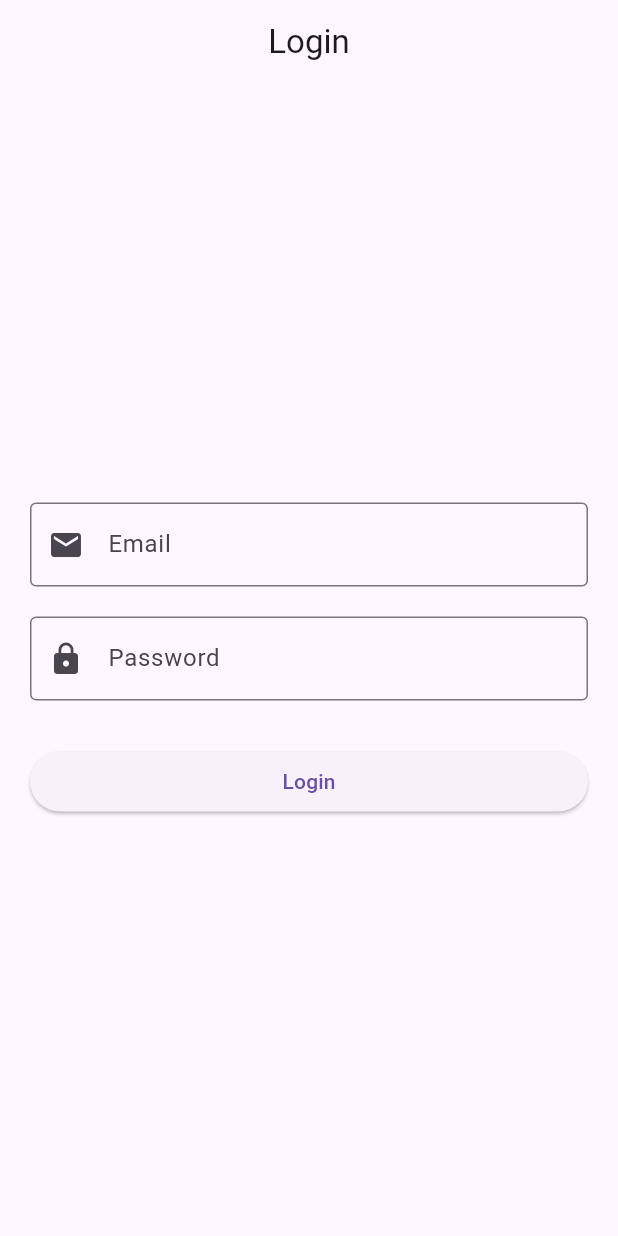
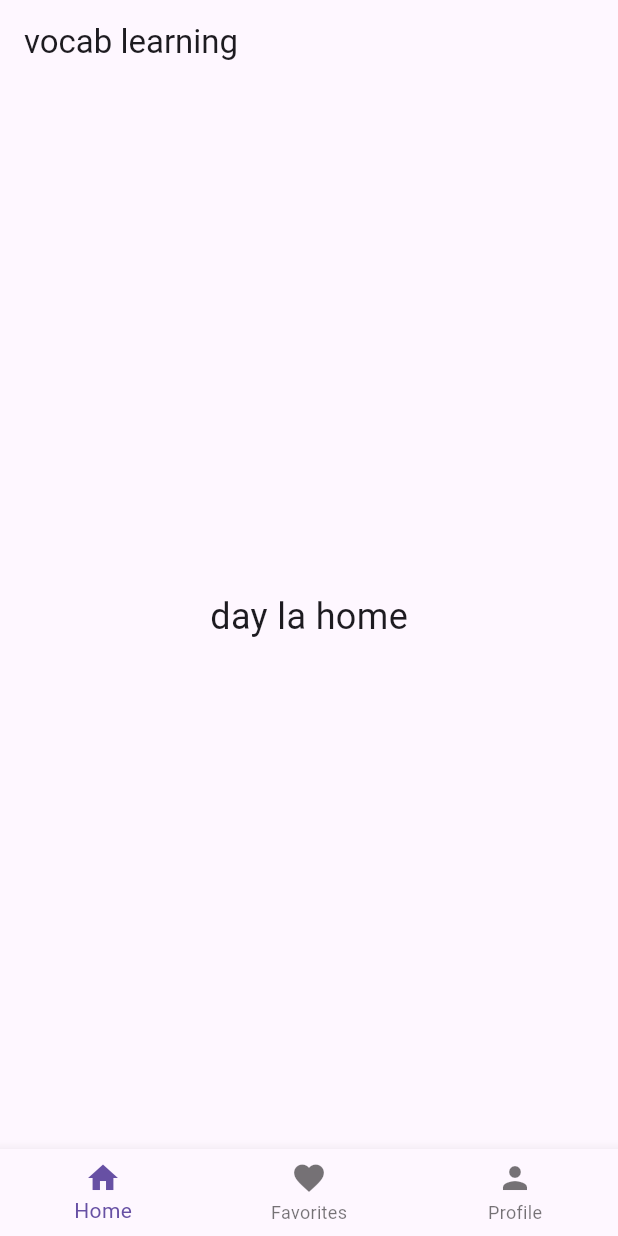
Before and after one commit to khoa20061702/2025_2026_2_3_LTTBDD_N01_Nhom_15, a Flutter app: the screen it shows after launch, after a tap on "Login", on a phone screen of 412 x 824 dp. Run offline on Flutter 3.47's test engine with Material 3 defaults, Android fonts, the phone set to English and light mode, and no system bars.

Commit message:
them man hinh chinh

```diff
--- /dev/null
+++ b/lib/Screens/home_screen.dart
@@ -0,0 +1,14 @@
+import 'package:flutter/material.dart';
+
+class HomeScreen extends StatelessWidget{
+  const HomeScreen({super.key});
+
+  @override
+  Widget build(BuildContext context){
+    return const Center(
+      child:Text('day la home',
+      style:TextStyle(fontSize:24),
+      )
+    );
+  }
+}
--- a/lib/Screens/login_screen.dart
+++ b/lib/Screens/login_screen.dart
@@ -1,52 +1,61 @@
 import 'package:flutter/material.dart';
+import 'main_screen.dart';
 
 class LoginScreen extends StatefulWidget {
   const LoginScreen({super.key});
 
   @override
-  State<LoginScreen> createState() => _LoginScreenState();
+  State<LoginScreen> createState() =>_LoginScreenState();
 }
 
-class _LoginScreenState extends State<LoginScreen> {
+class _LoginScreenState extends State<LoginScreen>{
   @override
-  Widget build(BuildContext context) {
+  Widget build(BuildContext context){
     return Scaffold(
-      appBar: AppBar(
+      appBar:AppBar(
         title: const Text('Login'),
-        centerTitle: true,
+        centerTitle:true,
       ),
       body: Padding(
         padding: const EdgeInsets.all(20),
         child: Column(
-          mainAxisAlignment: MainAxisAlignment.center,
+          mainAxisAlignment:MainAxisAlignment.center,
           children: [
             TextField(
-              decoration: InputDecoration(
-                labelText: 'Email',
-                border: OutlineInputBorder(),
+              decoration:InputDecoration(
+                labelText:'email',
+                border:OutlineInputBorder(),
                 prefixIcon: Icon(Icons.email),
-              ),
+              )
             ),
-            SizedBox(height: 20),
+            SizedBox(height:20),
             TextField(
-              obscureText: true,
-              decoration: InputDecoration(
-                labelText: 'Password',
-                border: OutlineInputBorder(),
-                prefixIcon: Icon(Icons.lock),
-              ),
+              obscureText:true,
+              decoration:InputDecoration(
+                labelText:'password',
+                border:OutlineInputBorder(),
+                prefixIcon:Icon(Icons.lock),
+              )
             ),
             SizedBox(height: 30),
             SizedBox(
-              width: double.infinity,
-              child: ElevatedButton(
-                onPressed: () {},
-                child: Text('Login'),
-              ),
-            ),
-          ],
-        ),
-      ),
+              width:double.infinity,
+              child:ElevatedButton(
+                onPressed:(){
+                  Navigator.pushReplacement(
+                    context,
+                    MaterialPageRoute(
+                      builder:(_) => const MainScreen(),
+                    ),
+                  );
+                },
+                child:Text('Login'),
+              )
+            )
+          ]
+        )
+      )
     );
   }
+
 }
--- /dev/null
+++ b/lib/Screens/main_screen.dart
@@ -0,0 +1,52 @@
+import 'package:flutter/material.dart';
+import 'favorites_screen.dart';
+import 'home_screen.dart';
+import 'profile_screen.dart';
+
+class MainScreen extends StatefulWidget {
+  const MainScreen({super.key});
+
+  @override
+  State<MainScreen> createState() =>  _MainScreenState();
+}
+
+class  _MainScreenState extends State <MainScreen> {
+  int _currentIndex = 0;
+  final List<Widget> _screens = const [
+    HomeScreen(),
+    FavoritesScreen(),
+    ProfileScreen(),
+  ];
+  @override
+  Widget build(BuildContext context) {
+    return Scaffold(
+      appBar:AppBar(
+        title: const Text("vocab learning"),
+
+      ),
+      body: _screens[_currentIndex],
+      bottomNavigationBar: BottomNavigationBar(
+        currentIndex: _currentIndex,
+        onTap:(index){
+          setState((){
+            _currentIndex = index;
+          });
+        },
+        items:const [
+          BottomNavigationBarItem(
+            icon: Icon(Icons.home),
+            label: 'Home',
+          ),
+          BottomNavigationBarItem(
+            icon: Icon(Icons.favorite),
+            label: 'Favorites',
+          ),
+          BottomNavigationBarItem(
+            icon: Icon(Icons.person),
+            label: 'Profile',
+          ),
+        ]
+      )
+    );
+  }
+}
```
Also changed, not shown: lib/Screens/favorites_screen.dart (added, +14 -0 lines), lib/Screens/profile_screen.dart (added, +14 -0 lines).
